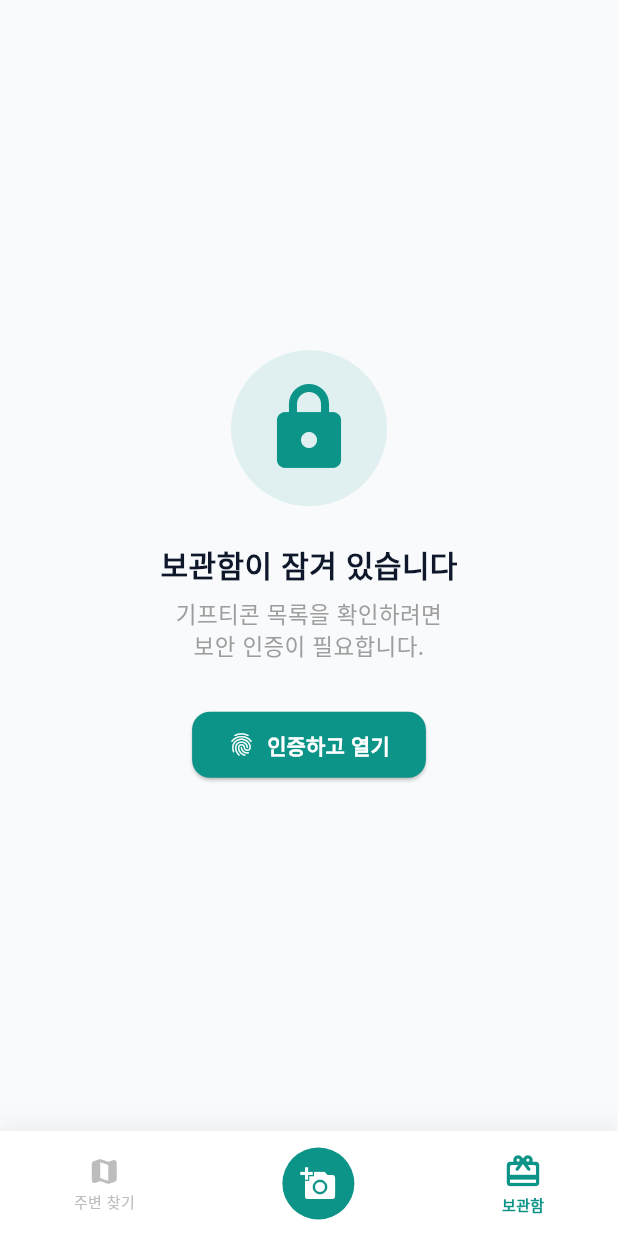
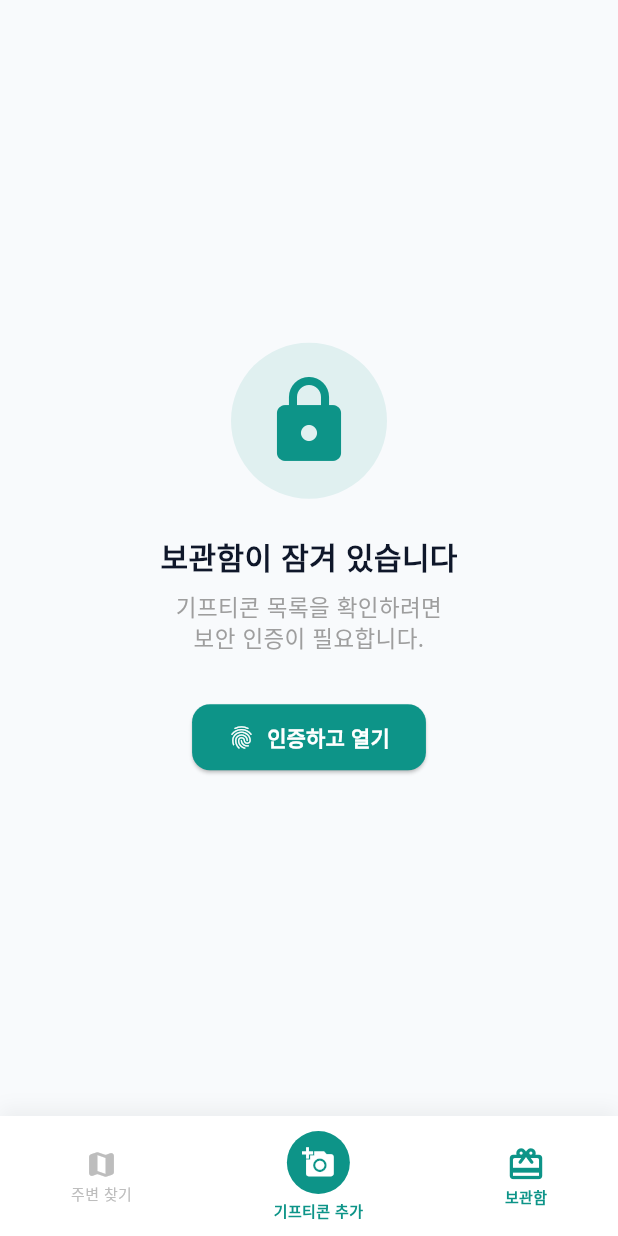
Before and after one commit to top0032/GiftiMap, a Flutter app: the GifticonListScreen screen opened by its route, on a phone screen of 412 x 824 dp. Run offline on Flutter 3.47's test engine with Material 3 defaults, Android fonts, the phone set to English and light mode, and no system bars; our stand-ins replace barcode_widget, cloud_firestore, firebase_auth, firebase_core, firebase_storage, flutter_dotenv and 12 more; missing offline and left inert: encrypt, flutter_foreground_task, geofencing_api, google_mlkit_text_recognition, kakao_flutter_sdk_user, kakao_map_plugin and 1 more; accounts and stored records are empty; generated files the repository leaves out were written again; network calls fail; statements that could not run were skipped.

Commit message:
앱 이름 변경 및 하단 네비게이션 UI 개선, 배터리 최적화

```diff
--- a/lib/core/widgets/app_scaffold.dart
+++ b/lib/core/widgets/app_scaffold.dart
@@ -115,7 +115,7 @@ class AppScaffold extends ConsumerWidget {
         ),
         child: SafeArea(
           child: SizedBox(
-            height: 70,
+            height: 80,
             child: Row(
               mainAxisAlignment: MainAxisAlignment.spaceAround,
               children: [
@@ -126,16 +126,30 @@ class AppScaffold extends ConsumerWidget {
                   onTap: () => context.go('/'),
                 ),
 
-                // 네비게이션 바 중앙에 배치된 등록 버튼
                 GestureDetector(
                   onTap: () => _showAddOptions(context, ref),
-                  child: Container(
-                    padding: const EdgeInsets.all(12),
-                    decoration: const BoxDecoration(
-                      color: AppTheme.primaryTeal,
-                      shape: BoxShape.circle,
-                    ),
-                    child: const Icon(Icons.add_a_photo, color: Colors.white, size: 24),
+                  child: Column(
+                    mainAxisSize: MainAxisSize.min,
+                    mainAxisAlignment: MainAxisAlignment.center,
+                    children: [
+                      Container(
+                        padding: const EdgeInsets.all(10),
+                        decoration: const BoxDecoration(
+                          color: AppTheme.primaryTeal,
+                          shape: BoxShape.circle,
+                        ),
+                        child: const Icon(Icons.add_a_photo, color: Colors.white, size: 22),
+                      ),
+                      const SizedBox(height: 4),
+                      const Text(
+                        '기프티콘 추가',
+                        style: TextStyle(
+                          fontSize: 10,
+                          fontWeight: FontWeight.w600,
+                          color: AppTheme.primaryTeal,
+                        ),
+                      ),
+                    ],
                   ),
                 ),
 
@@ -185,8 +199,8 @@ class AppScaffold extends ConsumerWidget {
             const Divider(indent: 16, endIndent: 16, height: 1),
             ListTile(
               leading: const Icon(Icons.add_photo_alternate_rounded, color: AppTheme.primaryTeal),
-              title: const Text('기프티콘 앨범에서 사진만 등록'),
-              subtitle: const Text('자동 분석 없이 갤러리 사진을 그대로 저장합니다'),
+              title: const Text('직접 입력해서 등록'),
+              subtitle: const Text('이미지를 선택하고 정보를 직접 입력합니다'),
               onTap: () {
                 Navigator.pop(context);
                 context.push('/wallet/add-manual');
--- a/lib/features/auth/presentation/screens/login_screen.dart
+++ b/lib/features/auth/presentation/screens/login_screen.dart
@@ -60,7 +60,7 @@ class LoginScreen extends ConsumerWidget {
                   const SizedBox(height: 32),
                   // 앱 타이틀
                   const Text(
-                    'GiftiMap',
+                    '기프티콘',
                     style: TextStyle(
                       fontSize: 48,
                       fontWeight: FontWeight.bold,
--- a/lib/features/gifticon/presentation/gifticon_list_screen.dart
+++ b/lib/features/gifticon/presentation/gifticon_list_screen.dart
@@ -241,17 +241,6 @@ class _GifticonListScreenState extends ConsumerState<GifticonListScreen> with Si
             )
           : _buildLockedUI(), // 미인증 시 잠금 화면 표시
       ),
-      floatingActionButton: _isUnlocked
-          ? FloatingActionButton.extended(
-              onPressed: () => context.push('/register'),
-              backgroundColor: AppTheme.primaryTeal,
-              foregroundColor: Colors.white,
-              icon: const Icon(Icons.add_rounded),
-              label: const Text('기프티콘 등록'),
-              elevation: 4,
-            )
-          : null,
-      floatingActionButtonLocation: FloatingActionButtonLocation.endFloat,
     );
   }
 
--- a/lib/features/gifticon/presentation/gifticon_manual_add_screen.dart
+++ b/lib/features/gifticon/presentation/gifticon_manual_add_screen.dart
@@ -236,7 +236,7 @@ class _GifticonManualAddScreenState extends ConsumerState<GifticonManualAddScree
     return Scaffold(
       backgroundColor: AppTheme.backgroundLight,
       appBar: AppBar(
-        title: const Text('기프티콘 등록', style: TextStyle(color: AppTheme.secondaryNavy, fontSize: 18, fontWeight: FontWeight.bold)),
+        title: const Text('기프티콘 직접 등록', style: TextStyle(color: AppTheme.secondaryNavy, fontSize: 18, fontWeight: FontWeight.bold)),
         backgroundColor: Colors.transparent,
         elevation: 0,
         centerTitle: true,
--- a/lib/main.dart
+++ b/lib/main.dart
@@ -104,7 +104,7 @@ class MyApp extends ConsumerWidget {
 
     return WithForegroundTask(
       child: MaterialApp.router(
-        title: 'GiftiMap',
+        title: '기프티콘',
         theme: AppTheme.lightTheme,
         routerConfig: router,
         debugShowCheckedModeBanner: false,
```
Also changed, not shown: lib/features/map/data/services/geofence_notification_service.dart (+7 -7 lines), 6 other files.
